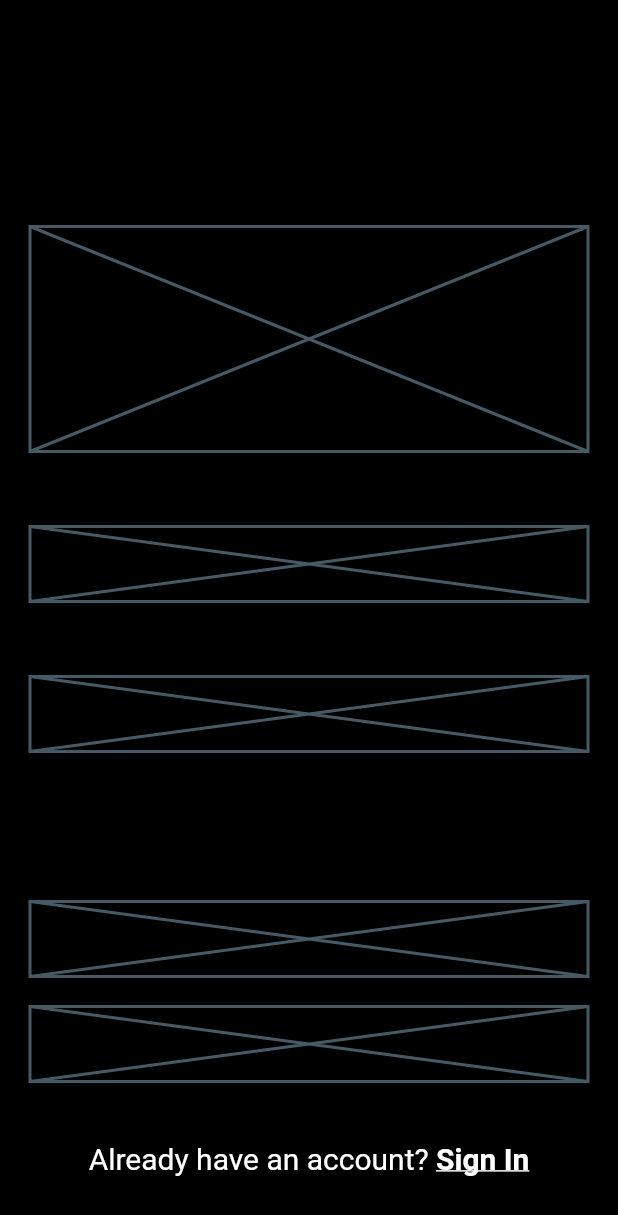
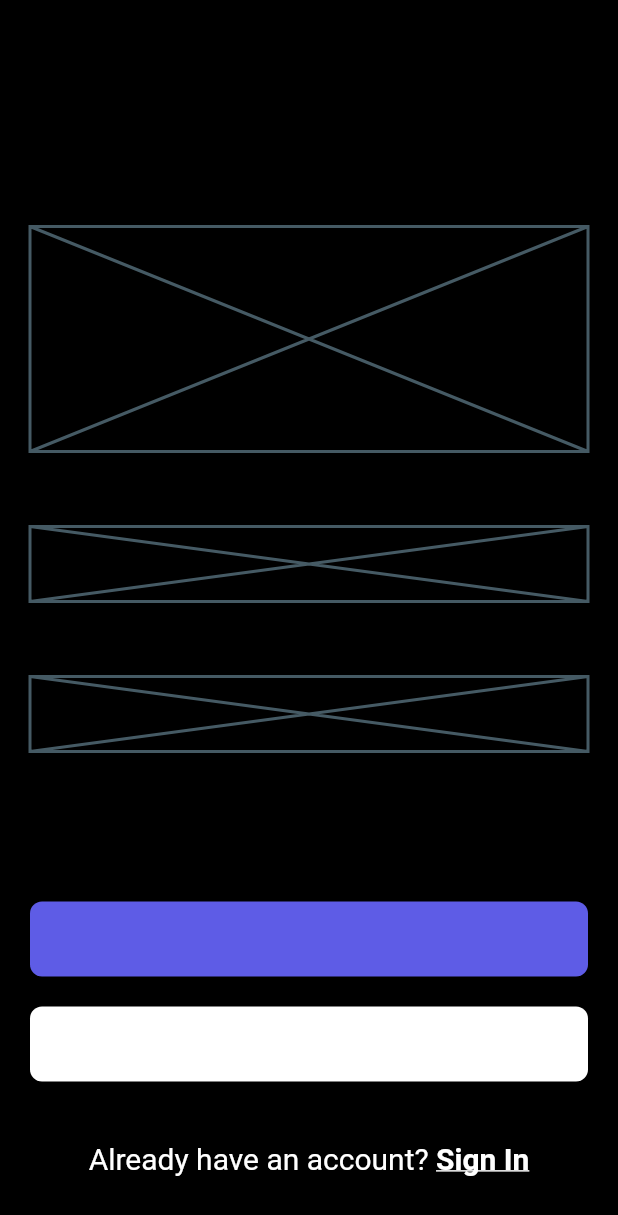
Before and after one commit to rodrigaoLeme/flutter, a Flutter app: the screen it shows after launch, on a phone screen of 412 x 824 dp. Shown: the top 1215 px of the screen. Run offline on Flutter 3.47's test engine with Material 2 defaults, Android fonts, the phone set to English and light mode, and no system bars.

Commit message:
Add template buttons

```diff
--- a/on_boarding_ui/lib/main.dart
+++ b/on_boarding_ui/lib/main.dart
@@ -58,16 +58,24 @@ class _MyHomePageState extends State<MyHomePage> {
               SizedBox(
                 height: 100,
               ),
-              Placeholder(
-                fallbackHeight: 50,
+              Container(
+                width: double.infinity,
+                height: 50,
+                decoration: BoxDecoration(
+                    borderRadius: BorderRadius.circular(8),
+                    color: const Color(0xFF5E5CE6)),
               ),
-              SizedBox(
+              const SizedBox(
                 height: 20,
               ),
-              Placeholder(
-                fallbackHeight: 50,
+              Container(
+                width: double.infinity,
+                height: 50,
+                decoration: BoxDecoration(
+                    borderRadius: BorderRadius.circular(8),
+                    color: Colors.white),
               ),
-              SizedBox(
+              const SizedBox(
                 height: 40,
               ),
               // Text(
```
